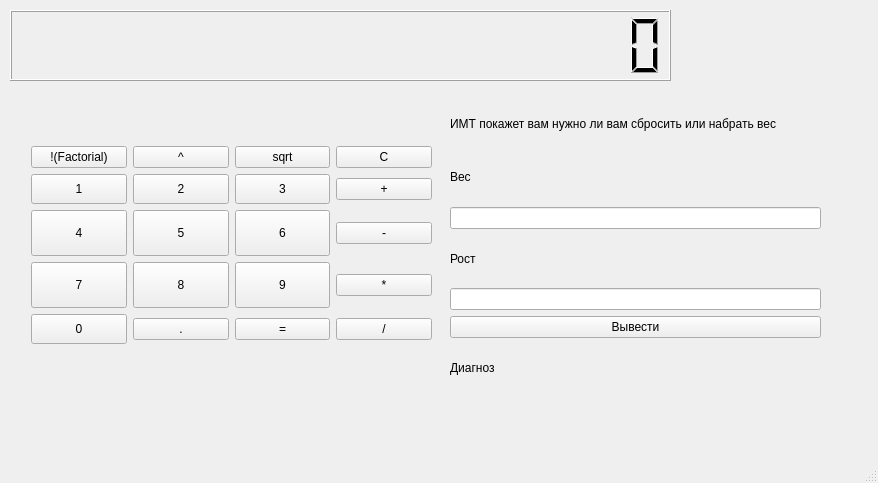
This is calc.ui in LisaGorbacheva/pyQT as Qt 5 draws it before an edit. The edited form follows.
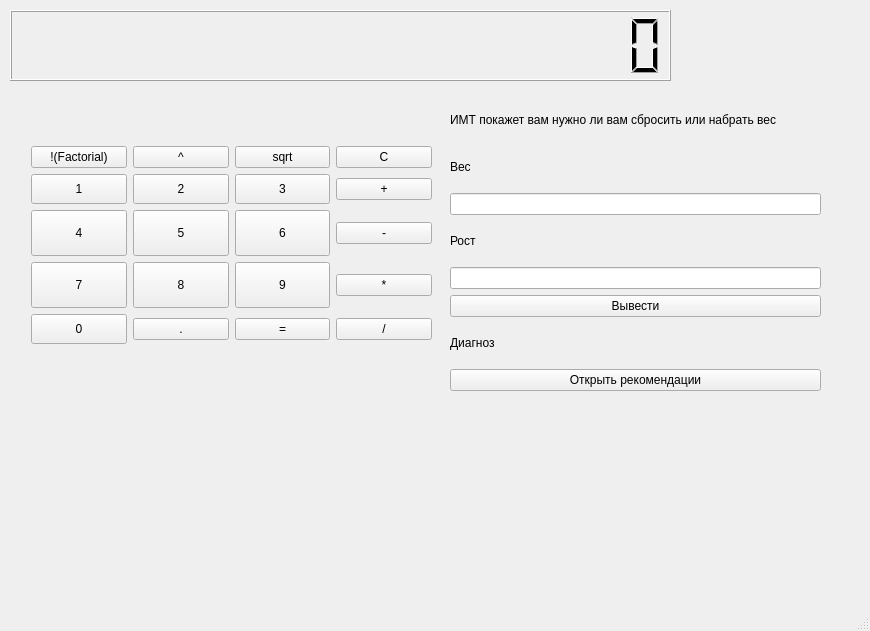
This is the edited form.

```diff
--- a/calc.ui
+++ b/calc.ui
@@ -6,8 +6,8 @@
    <rect>
     <x>0</x>
     <y>0</y>
-    <width>878</width>
-    <height>483</height>
+    <width>870</width>
+    <height>631</height>
    </rect>
   </property>
   <property name="windowTitle">
@@ -357,6 +357,13 @@
        </property>
       </widget>
      </item>
+     <item>
+      <widget class="QPushButton" name="ButtonIMT_2">
+       <property name="text">
+        <string>Открыть рекомендации</string>
+       </property>
+      </widget>
+     </item>
     </layout>
    </widget>
   </widget>
```
Left out of the diff: 2 changed lines with no effect on the pictures.
